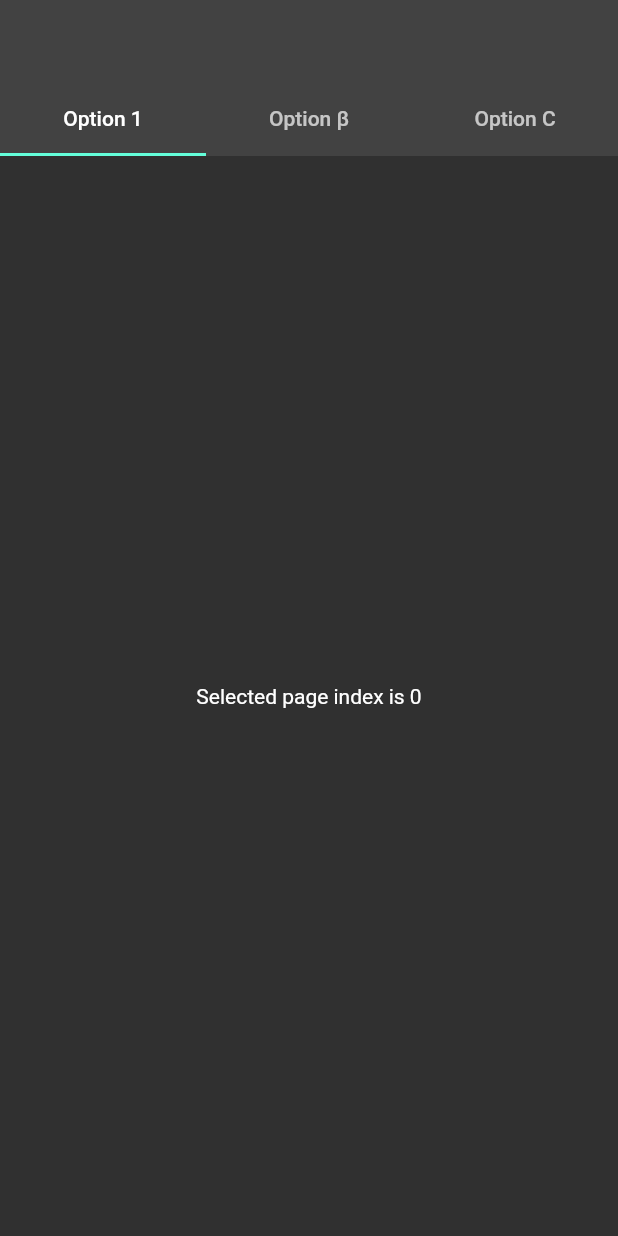
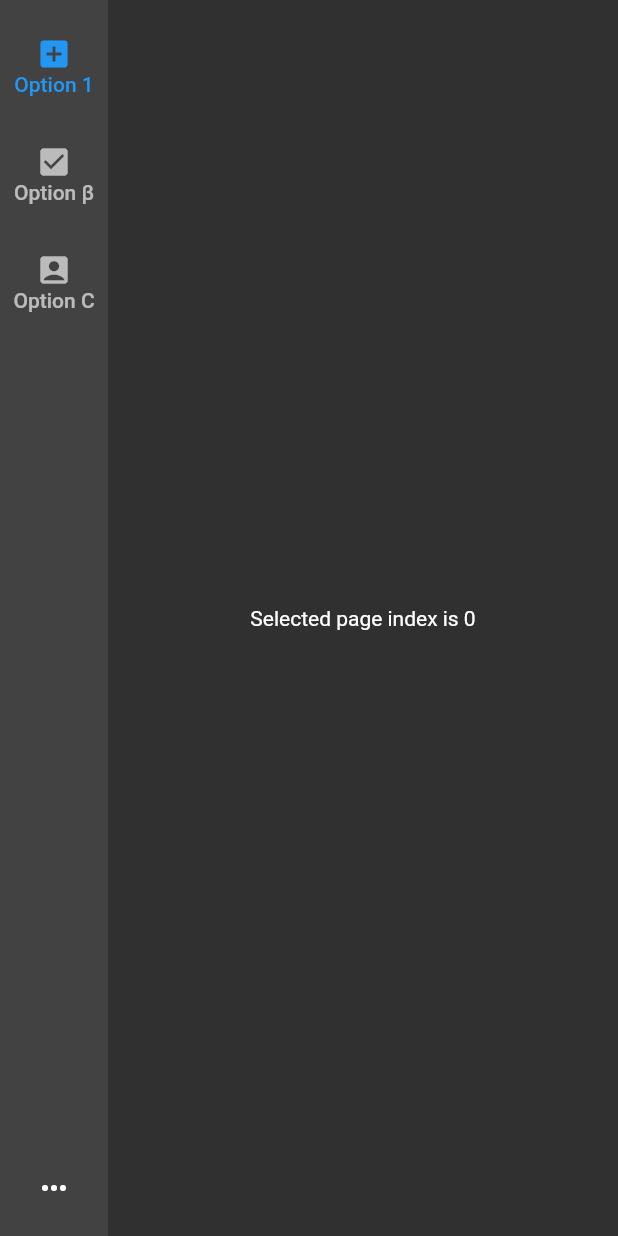
Before and after one commit to RhysFarrant/flutter_learning, a Flutter app: the screen it shows after launch, on a phone screen of 412 x 824 dp. Run offline on Flutter 3.47's test engine with Material 2 defaults, Android fonts, the phone set to English and light mode, and no system bars.

```diff
--- a/lib/main.dart
+++ b/lib/main.dart
@@ -30,11 +30,11 @@ class MyHomePage extends StatefulWidget {
 class _MyHomePageState extends State<MyHomePage> {
   @override
   Widget build(BuildContext context) {
-    return topNavBar();
+    return sideNavBar();
   }
 
   // Top Nav Bar
-  int selected = 0;
+  int _selectedIndex = 0;
   Widget topNavBar() {
     Widget tabButton(String title) {
       return Tab(
@@ -57,13 +57,76 @@ class _MyHomePageState extends State<MyHomePage> {
             ],
             onTap: (int index) {
               setState(() {
-                selected = index;
+                _selectedIndex = index;
               });
             },
           ),
         ),
         body: Center(
-          child: Text("Selected page index is $selected"),
+          child: Text("Selected page index is $_selectedIndex"),
+        ),
+      ),
+    );
+  }
+
+  // Side Nav Bar
+  Widget sideNavBar() {
+    Widget tabButton(String title) {
+      return Tab(
+        child: Text(
+          title,
+        ),
+      );
+    }
+
+    return DefaultTabController(
+      length: 3,
+      child: Scaffold(
+        body: Row(
+          children: [
+            NavigationRail(
+              destinations: const [
+                NavigationRailDestination(
+                  icon: Icon(Icons.add_box),
+                  label: Text('Option 1'),
+                ),
+                NavigationRailDestination(
+                  icon: Icon(Icons.check_box),
+                  label: Text('Option β'),
+                ),
+                NavigationRailDestination(
+                  icon: Icon(Icons.account_box),
+                  label: Text('Option C'),
+                ),
+              ],
+              selectedIndex: _selectedIndex,
+              onDestinationSelected: (value) {
+                setState(() {
+                  _selectedIndex = value;
+                });
+              },
+              labelType: NavigationRailLabelType.all,
+              trailing: Expanded(
+                child: Align(
+                  alignment: Alignment.bottomCenter,
+                  child: Padding(
+                    padding: const EdgeInsets.only(bottom: 8.0),
+                    child: IconButton(
+                      onPressed: () {
+                        setState(() {});
+                      },
+                      icon: const Icon(Icons.more_horiz_rounded),
+                    ),
+                  ),
+                ),
+              ),
+            ),
+            Expanded(
+              child: Center(
+                child: Text("Selected page index is $_selectedIndex"),
+              ),
+            )
+          ],
         ),
       ),
     );
```
